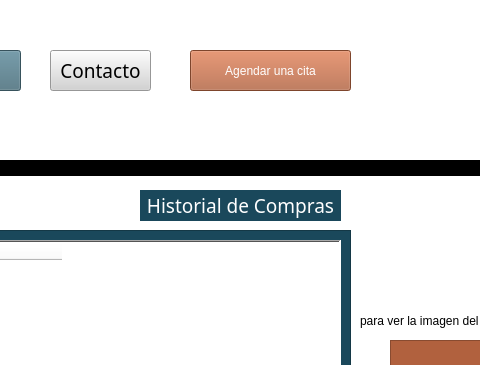
The window that Interfaz/Tienda.ui (elesteban-os/MyPetsCR) describes before a commit, drawn with Qt 5; both pictures show x 460 to 940 and y 0 to 365 of the 1119 by 656 pixel window.
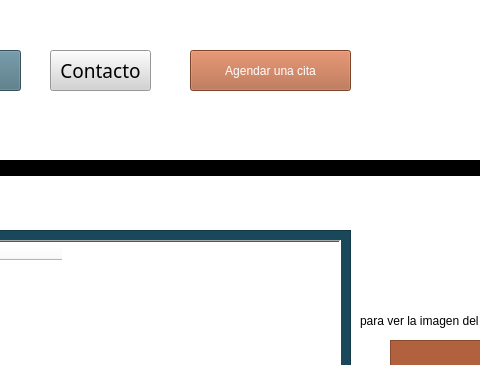
The same window after the commit. Icons and pictures are not drawn.

Diff of the .ui file:
```diff
--- a/Interfaz/Tienda.ui
+++ b/Interfaz/Tienda.ui
@@ -461,34 +461,6 @@
     <string>para ver la imagen del articulo dale click al mismo!!</string>
    </property>
   </widget>
-  <widget class="QPushButton" name="pushButton_6">
-   <property name="geometry">
-    <rect>
-     <x>600</x>
-     <y>190</y>
-     <width>201</width>
-     <height>31</height>
-    </rect>
-   </property>
-   <property name="font">
-    <font>
-     <family>Bauhaus 93</family>
-     <pointsize>14</pointsize>
-     <italic>false</italic>
-     <bold>false</bold>
-    </font>
-   </property>
-   <property name="styleSheet">
-    <string notr="true">color: rgb(255, 255, 255);
-background-color: rgb(26, 72, 91);
-font: 14pt &quot;Bauhaus 93&quot;;
-border-color: rgb(255, 0, 0);
-border-radius: 20;</string>
-   </property>
-   <property name="text">
-    <string>Historial de Compras</string>
-   </property>
-  </widget>
  </widget>
  <resources/>
  <connections/>
```
